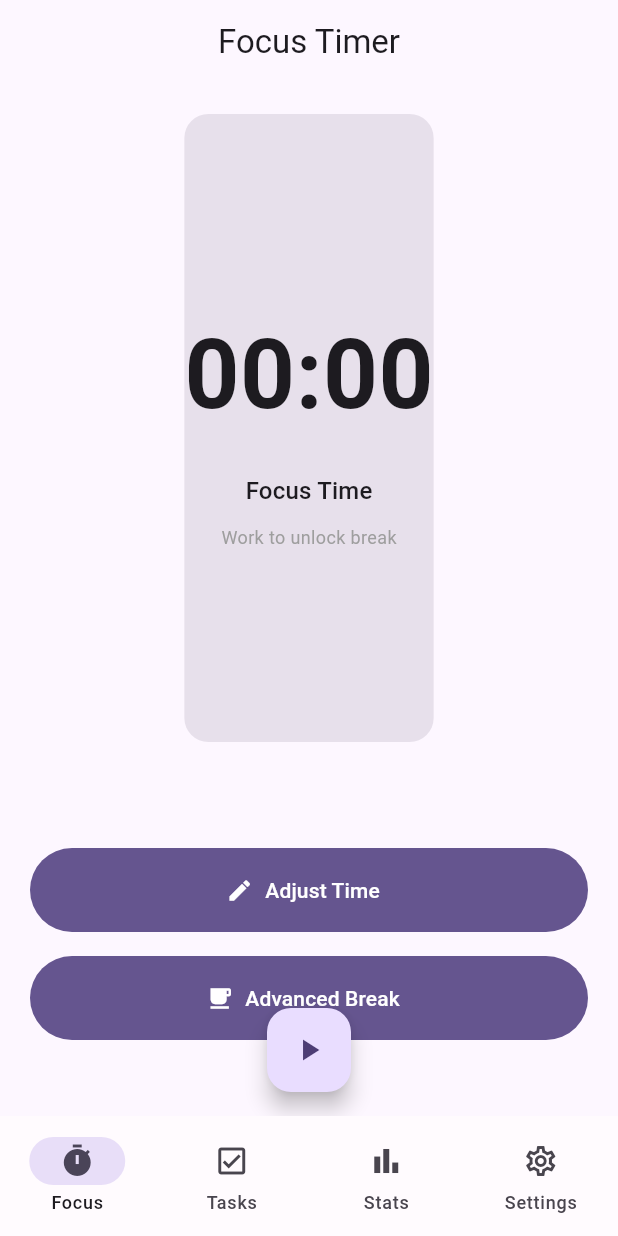
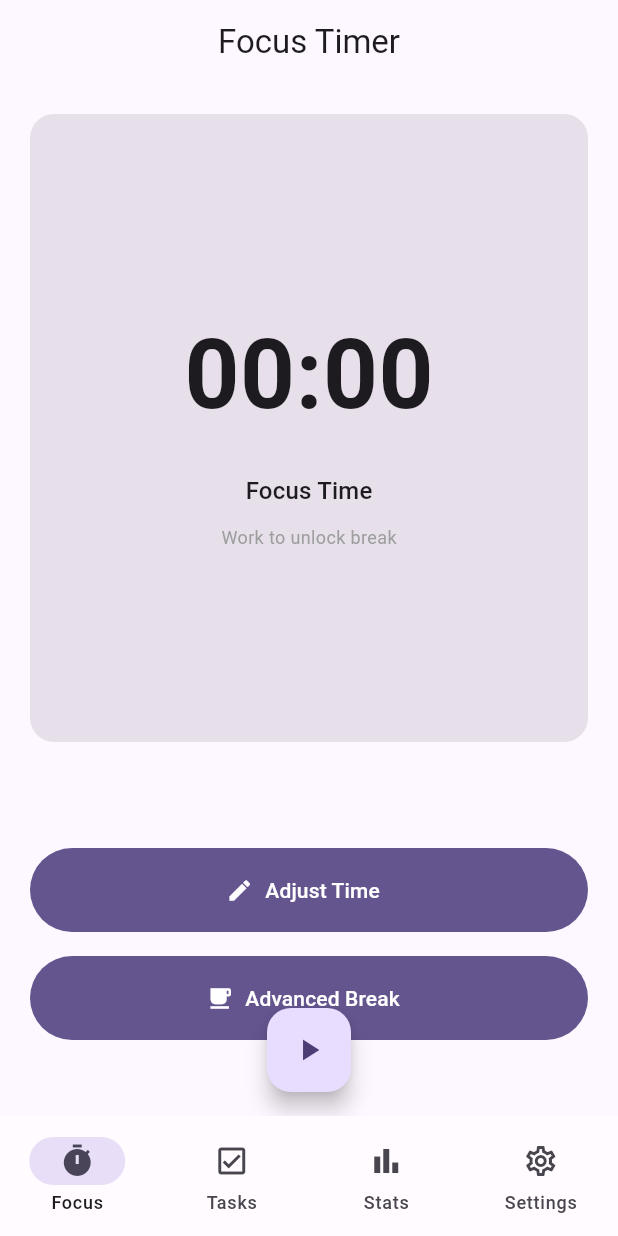
Before and after one commit to 7eopard/flutter-focus-flow, a Flutter app: the screen it shows after launch, on a phone screen of 412 x 824 dp. Run offline on Flutter 3.47's test engine with Material 3 defaults, Android fonts, the phone set to English and light mode, and no system bars.

Commit message:
feat: enable debug banner and improve main area layout stability

```diff
--- a/flutter_focus_flow/lib/main.dart
+++ b/flutter_focus_flow/lib/main.dart
@@ -23,7 +23,7 @@ class MyApp extends StatelessWidget {
         theme: AppTheme.lightTheme,
         darkTheme: AppTheme.darkTheme,
         home: const HomePage(),
-        debugShowCheckedModeBanner: false,
+        debugShowCheckedModeBanner: true,
       ),
     );
   }
--- a/flutter_focus_flow/lib/views/focus_view.dart
+++ b/flutter_focus_flow/lib/views/focus_view.dart
@@ -82,8 +82,11 @@ class _FocusViewState extends State<FocusView> {
                 color: Theme.of(context).colorScheme.surfaceVariant,
                 borderRadius: BorderRadius.circular(16),
               ),
+              child: Center(
+                child: ConstrainedBox(
+                  constraints: const BoxConstraints(maxWidth: 400),
                   child: Column(
-                mainAxisAlignment: MainAxisAlignment.center,
+                    mainAxisSize: MainAxisSize.min,
                     children: [
                       Text(
                         _timerService.formattedTime,
@@ -104,22 +107,32 @@ class _FocusViewState extends State<FocusView> {
                         style: Theme.of(context).textTheme.titleMedium,
                       ),
                       const SizedBox(height: 10),
-                  // 显示赚取的休息时间
-                  if (_timerService.state.mode == TimerMode.work && _timerService.state.timeInSeconds > 0)
-                    Text(
-                      'Earned Rest: ${(_timerService.state.earnedBreakSeconds ~/ 60).toString().padLeft(2, '0')}:${(_timerService.state.earnedBreakSeconds % 60).toString().padLeft(2, '0')}',
+                      // 显示赚取的休息时间（始终占据空间以保持布局稳定）
+                      SizedBox(
+                        height: _timerService.state.mode == TimerMode.work && _timerService.state.timeInSeconds > 0 ? null : 0,
+                        child: Text(
+                          _timerService.state.mode == TimerMode.work && _timerService.state.timeInSeconds > 0
+                            ? 'Earned Rest: ${(_timerService.state.earnedBreakSeconds ~/ 60).toString().padLeft(2, '0')}:${(_timerService.state.earnedBreakSeconds % 60).toString().padLeft(2, '0')}'
+                            : '',
                           style: Theme.of(context).textTheme.bodySmall,
                         ),
-                  // 显示是否解锁休息
-                  if (_timerService.state.mode == TimerMode.work)
-                    Text(
-                      _timerService.state.isBreakUnlocked ? 'Break Unlocked!' : 'Work to unlock break',
+                      ),
+                      // 显示是否解锁休息（始终占据空间以保持布局稳定）
+                      SizedBox(
+                        height: _timerService.state.mode == TimerMode.work ? null : 0,
+                        child: Text(
+                          _timerService.state.mode == TimerMode.work
+                            ? (_timerService.state.isBreakUnlocked ? 'Break Unlocked!' : 'Work to unlock break')
+                            : '',
                           style: TextStyle(
                             color: _timerService.state.isBreakUnlocked ? Colors.green : Colors.grey,
                             fontSize: 12,
                           ),
                         ),
+                      ),
                     ],
+                  ),
+                ),
               ),
             ),
           ),
```
Lines whose indentation alone changed are shown as unchanged.
